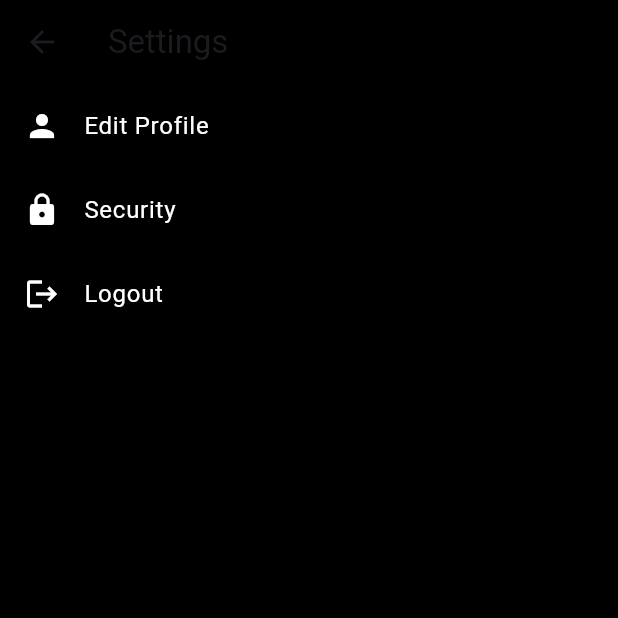
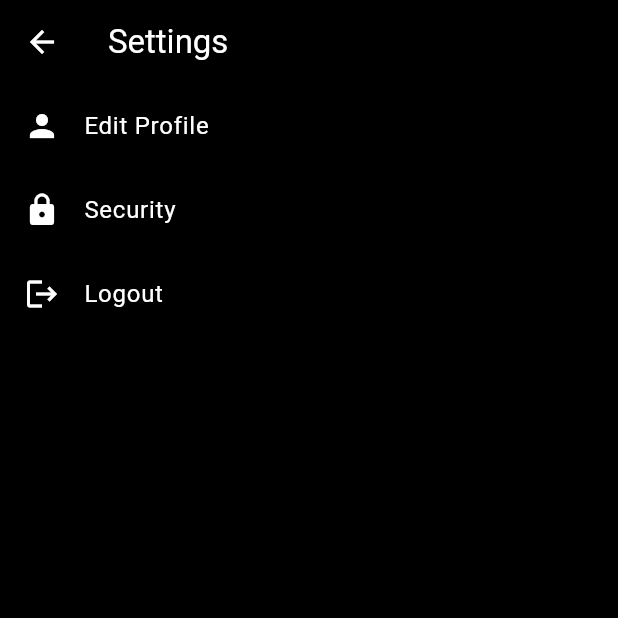
Before and after one commit to gong-sn-ix-ii/Boundless, a Flutter app: the SettingsPage screen opened directly, on a phone screen of 412 x 824 dp, the top half of it. Run offline on Flutter 3.47's test engine with Material 3 defaults, Android fonts, the phone set to English and light mode, and no system bars; our stand-ins replace cached_network_image, chat_bubbles, cloud_firestore, firebase_auth, firebase_core, firebase_storage and 2 more; accounts and stored records are empty; network calls fail.

Commit message:
del-iconinaugtion-fix-icon-arrowsetting

```diff
--- a/lib/pages/setting_page.dart
+++ b/lib/pages/setting_page.dart
@@ -10,7 +10,11 @@ class SettingsPage extends StatelessWidget {
   Widget build(BuildContext context) {
     return Scaffold(
       appBar: AppBar(
-        title: Text("Settings"),
+        leading: IconButton(
+          icon: Icon(Icons.arrow_back, color: Colors.white),
+          onPressed: () => Navigator.of(context).pop(),
+        ),
+        title: Text("Settings", style: TextStyle(color: Colors.white)),
         backgroundColor: Colors.black,
       ),
       backgroundColor: Colors.black,
```
Also changed, not shown: lib/pages/auction_page.dart (+11 -11 lines), 1 other file.
